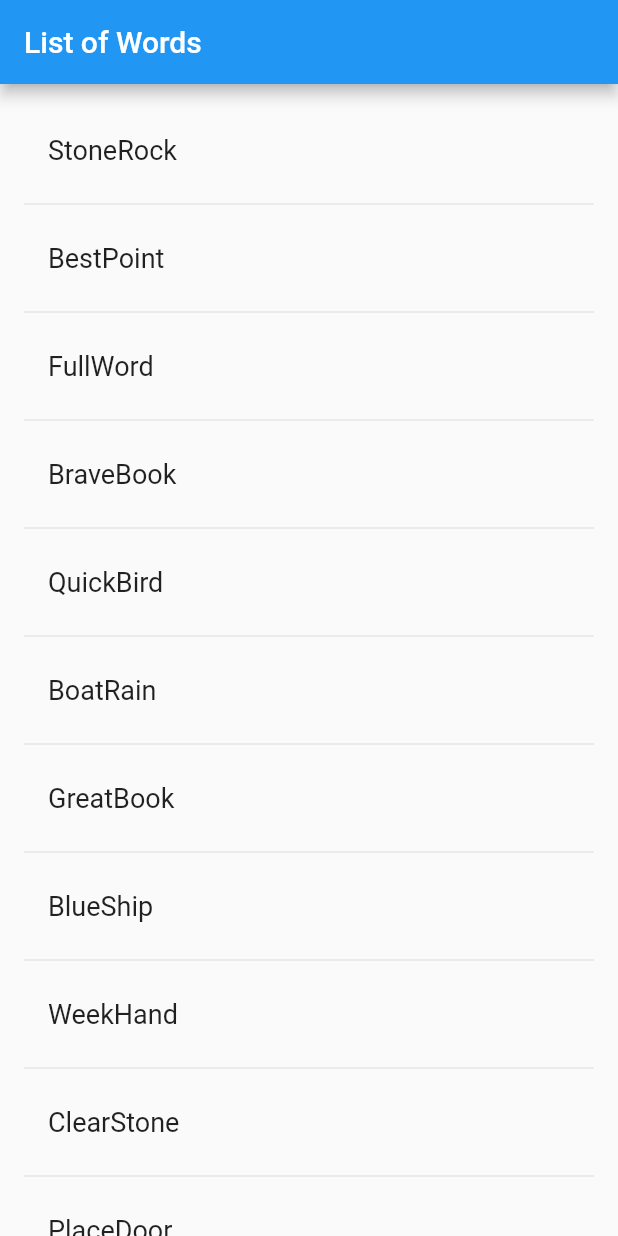
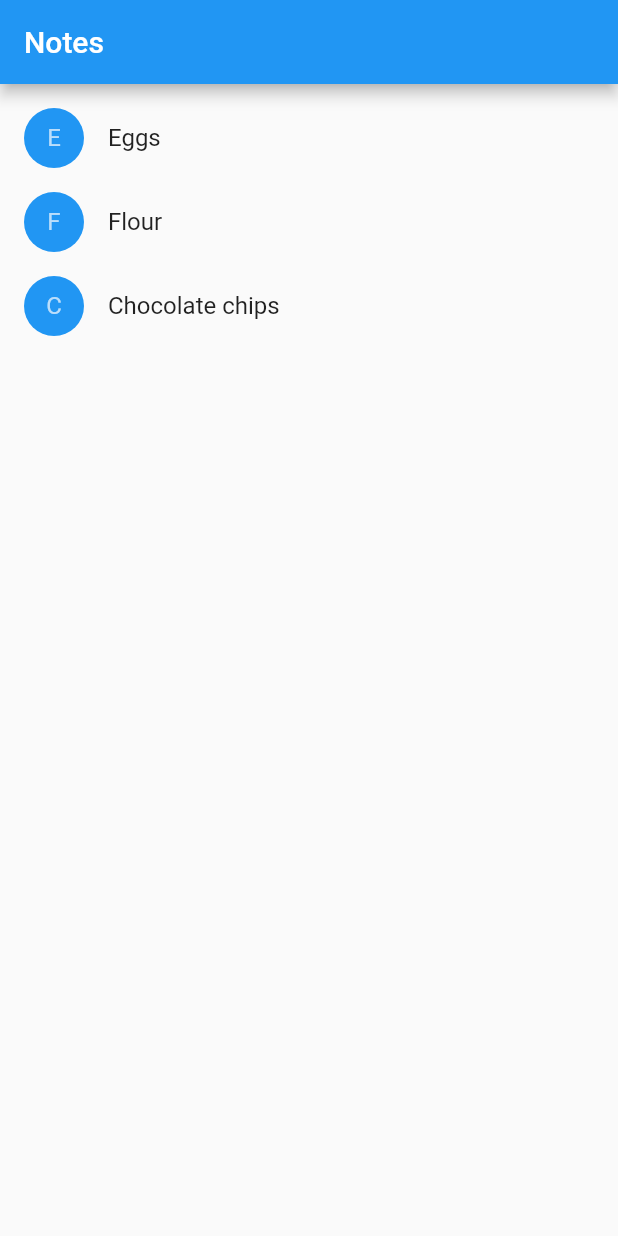
Before and after one commit to ChristianOliveiraSilva/NotesApp, a Flutter app: the screen it shows after launch, on a phone screen of 412 x 824 dp. Run offline on Flutter 3.47's test engine with Material 2 defaults, Android fonts, the phone set to English and light mode, and no system bars.

Commit message:
fixing repo

```diff
--- a/lib/main.dart
+++ b/lib/main.dart
@@ -1,61 +1,108 @@
-// Copyright 2018 The Flutter team. All rights reserved.
-// Use of this source code is governed by a BSD-style license that can be
-// found in the LICENSE file.
+import 'package:flutter/material.dart';
 
-import 'package:flutter/material.dart';
-import 'package:english_words/english_words.dart';
+class Product {
+  const Product({required this.name});
 
-void main() {
-  runApp(const MyApp());
+  final String name;
 }
 
-class MyApp extends StatelessWidget {
-  const MyApp({Key? key}) : super(key: key);
+typedef CartChangedCallback = Function(Product product, bool inCart);
+
+class ShoppingListItem extends StatelessWidget {
+  ShoppingListItem({
+    required this.product,
+    required this.inCart,
+    required this.onCartChanged,
+  }) : super(key: ObjectKey(product));
+
+  final Product product;
+  final bool inCart;
+  final CartChangedCallback onCartChanged;
+
+  Color _getColor(BuildContext context) {
+    return inCart //
+        ? Colors.black54
+        : Theme.of(context).primaryColor;
+  }
+
+  TextStyle? _getTextStyle(BuildContext context) {
+    if (!inCart) return null;
+
+    return const TextStyle(
+      color: Colors.black54,
+      decoration: TextDecoration.lineThrough,
+    );
+  }
 
   @override
   Widget build(BuildContext context) {
-    final wordPair = WordPair.random();
-    return const MaterialApp(
-      title: 'List',
-      home: RandomWords(),
+    return ListTile(
+      onTap: () {
+        onCartChanged(product, inCart);
+      },
+      leading: CircleAvatar(
+        backgroundColor: _getColor(context),
+        child: Text(product.name[0]),
+      ),
+      title: Text(
+        product.name,
+        style: _getTextStyle(context),
+      ),
     );
   }
 }
 
-class RandomWords extends StatefulWidget {
-  const RandomWords({Key? key}) : super(key: key);
+class ShoppingList extends StatefulWidget {
+  const ShoppingList({required this.products, Key? key}) : super(key: key);
+
+  final List<Product> products;
 
   @override
-  _RandomWordsState createState() => _RandomWordsState();
+  _ShoppingListState createState() => _ShoppingListState();
 }
 
-class _RandomWordsState extends State<RandomWords> {
-  final _suggestions = <WordPair>[];
-  final _biggerFont = const TextStyle(fontSize: 18.0);
+class _ShoppingListState extends State<ShoppingList> {
+  final _shoppingCart = <Product>{};
+
+  void _handleCartChanged(Product product, bool inCart) {
+    setState(() {
+      if (!inCart) {
+        _shoppingCart.add(product);
+      } else {
+        _shoppingCart.remove(product);
+      }
+    });
+  }
 
   @override
   Widget build(BuildContext context) {
     return Scaffold(
       appBar: AppBar(
-        title: const Text('List of Words'),
+        title: const Text('Notes'),
       ),
-      body: ListView.builder(
-        padding: const EdgeInsets.all(16.0),
-        itemBuilder: /*1*/ (context, i) {
-          if (i.isOdd) return const Divider(); /*2*/
-
-          final index = i ~/ 2; /*3*/
-          if (index >= _suggestions.length) {
-            _suggestions.addAll(generateWordPairs().take(10)); /*4*/
-          }
-          return ListTile(
-            title: Text(
-              _suggestions[index].asPascalCase,
-              style: _biggerFont,
-            ),
+      body: ListView(
+        padding: const EdgeInsets.symmetric(vertical: 8.0),
+        children: widget.products.map((Product product) {
+          return ShoppingListItem(
+            product: product,
+            inCart: _shoppingCart.contains(product),
+            onCartChanged: _handleCartChanged,
           );
-        },
+        }).toList(),
       ),
     );
   }
 }
+
+void main() {
+  runApp(const MaterialApp(
+    title: 'Notes',
+    home: ShoppingList(
+      products: [
+        Product(name: 'Eggs'),
+        Product(name: 'Flour'),
+        Product(name: 'Chocolate chips'),
+      ],
+    ),
+  ));
+}
--- a/pubspec.yaml
+++ b/pubspec.yaml
@@ -1,5 +1,5 @@
-name: flutter_teste
-description: A new Flutter application.
+name: notes
+description: Note App
 
 # The following line prevents the package from being accidentally published to
 # pub.dev using `flutter pub publish`. This is preferred for private packages.
@@ -34,7 +34,6 @@ dependencies:
   # The following adds the Cupertino Icons font to your application.
   # Use with the CupertinoIcons class for iOS style icons.
   cupertino_icons: ^1.0.2
-  english_words: ^4.0.0
 
 dev_dependencies:
   flutter_test:
```
Also changed, not shown: pubspec.lock, 10 other files.
